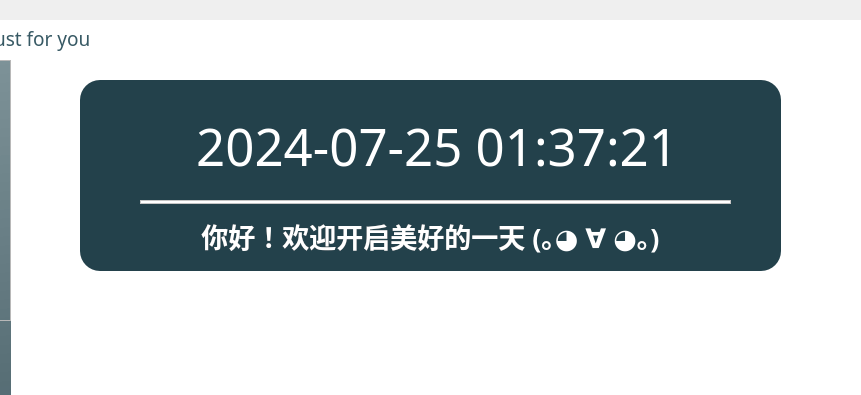
Old version of the form frontend/main_interface.ui in the repository AiDahanwen/BUAA_2024_Python_Project; both pictures show x 230 to 1091 and y 0 to 395 of the 1277 by 919 pixel window.
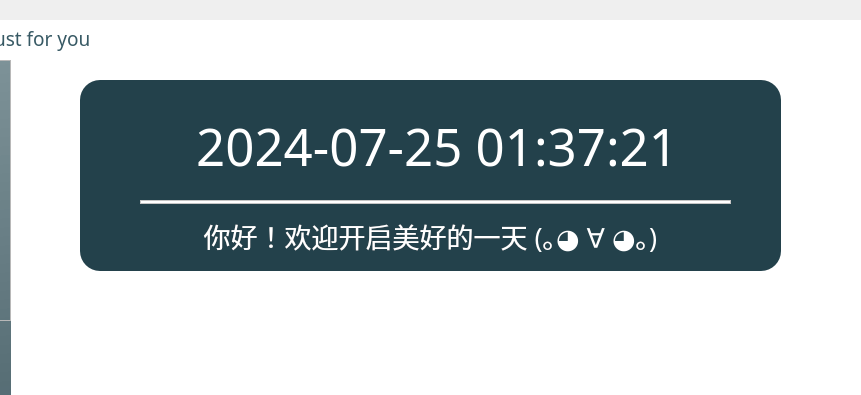
New version of the form. The open tabs and pages were chosen to show the change. Icons and pictures are not drawn.

```diff
--- a/frontend/main_interface.ui
+++ b/frontend/main_interface.ui
@@ -101,11 +101,11 @@
        </property>
        <property name="font">
         <font>
-         <family>华文细黑</family>
+         <family>等线</family>
          <pointsize>20</pointsize>
-         <weight>75</weight>
+         <weight>50</weight>
          <italic>false</italic>
-         <bold>true</bold>
+         <bold>false</bold>
         </font>
        </property>
        <property name="styleSheet">
```
Left out of the diff: 8 changed lines with no effect on the pictures.
